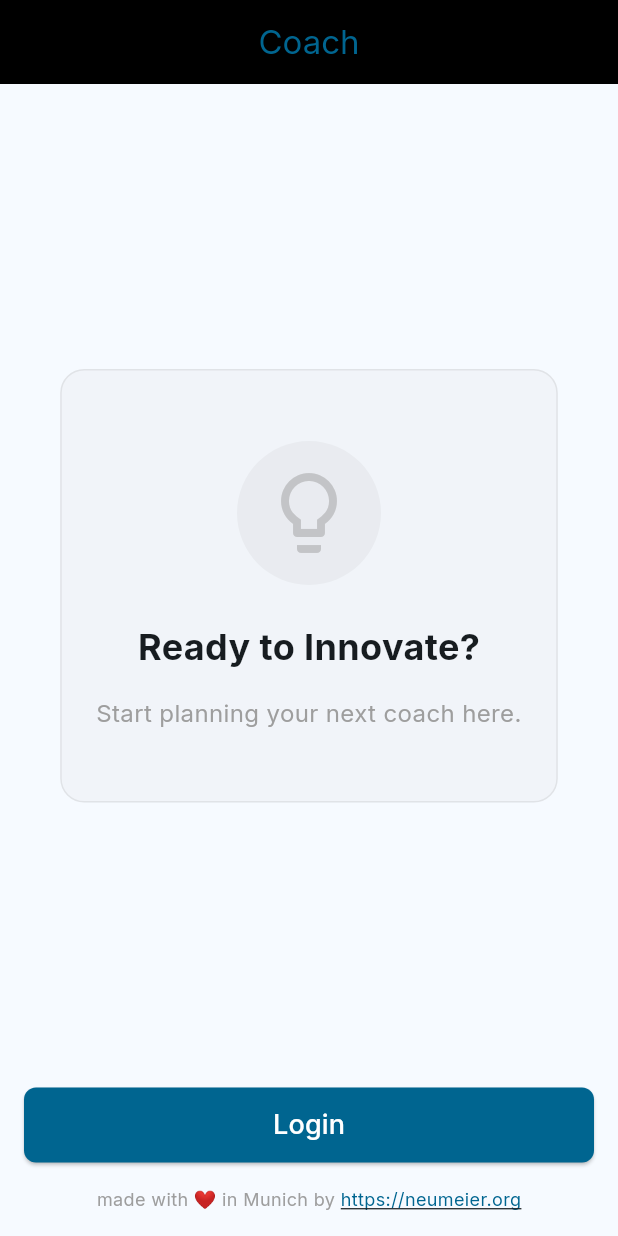
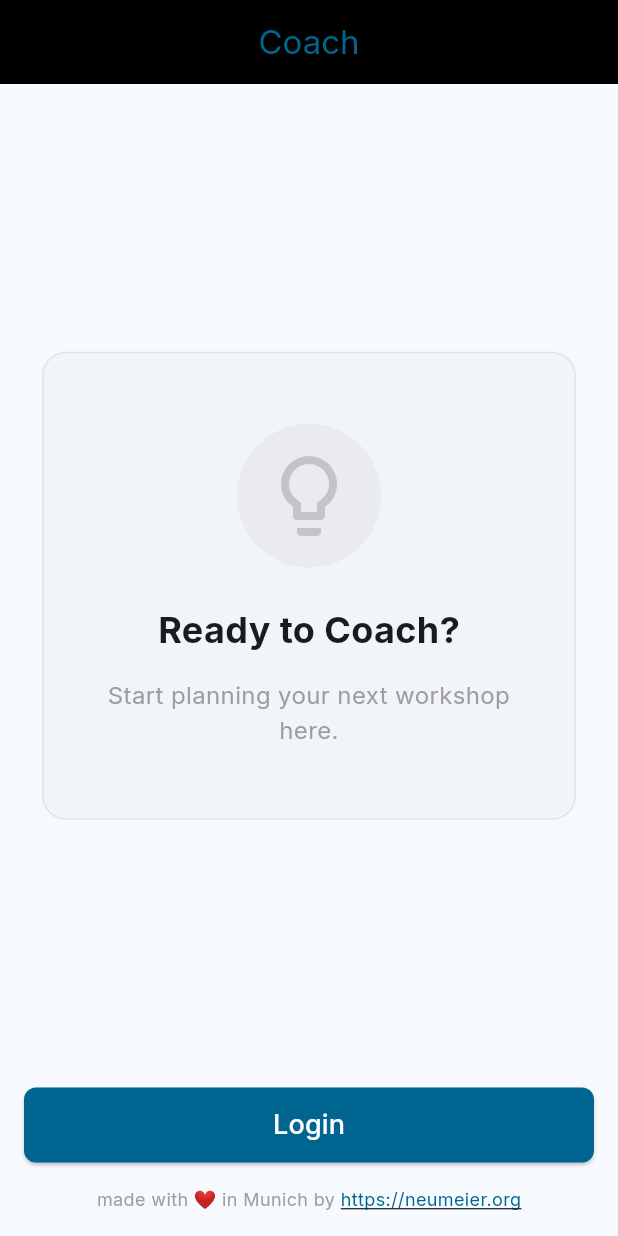
Before and after one commit to andreasofthings/innovation, a Flutter app: the screen it shows after launch, on a phone screen of 412 x 824 dp. Run offline on Flutter 3.47's test engine with Material 3 defaults, Android fonts, the phone set to English and light mode, and no system bars; our stand-ins replace app_links, flutter_secure_storage, google_fonts, sqflite; missing offline and left inert: flutter_appauth, matrix; accounts and stored records are empty.

Commit message:
fix: sanitize OAuth URLs and update login screen branding
- Added `_sanitizeUrl` to `AuthProvider` to automatically replace `/innovation/` with `/coach/` in OAuth endpoints. This serves as a fail-safe against outdated environment variables.
- Fixed a bug in `_getConfigValue` where switch cases were missing `break` statements.
- Updated `LoginScreen` branding from "Ready to Innovate?" to "Ready to Coach?" and updated the subtext.
- Verified that existing tests pass.

Co-authored-by: andreasofthings <1290581+andreasofthings@users.noreply.github.com>

```diff
--- a/lib/screens/login_screen.dart
+++ b/lib/screens/login_screen.dart
@@ -59,7 +59,7 @@ class LoginScreen extends StatelessWidget {
                             ),
                             const SizedBox(height: 24),
                             const Text(
-                              'Ready to Innovate?',
+                              'Ready to Coach?',
                               style: TextStyle(
                                 fontSize: 24,
                                 fontWeight: FontWeight.bold,
@@ -67,7 +67,7 @@ class LoginScreen extends StatelessWidget {
                             ),
                             const SizedBox(height: 16),
                             const Text(
-                              'Start planning your next coach here.',
+                              'Start planning your next workshop here.',
                               textAlign: TextAlign.center,
                               style: TextStyle(
                                 fontSize: 16,
```
Also changed, not shown: lib/providers/auth_provider.dart (+25 -11 lines).
